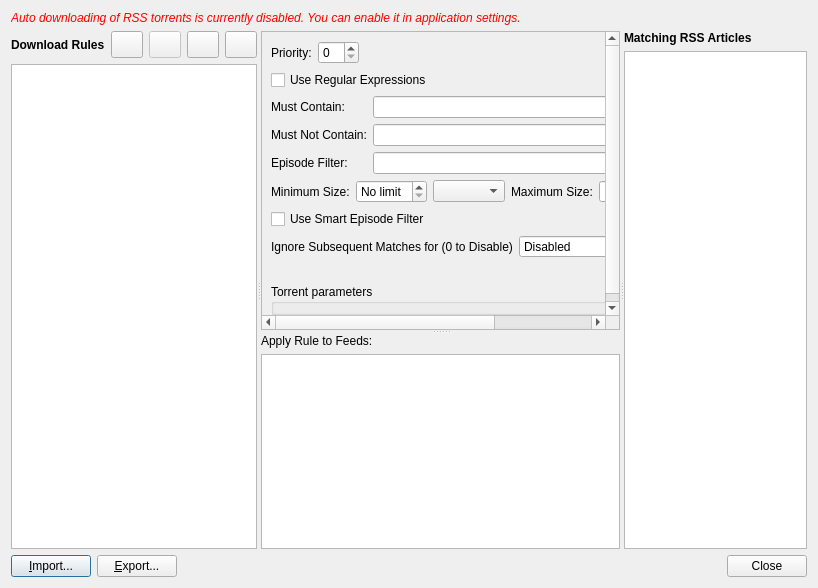
Old version of the form src/gui/rss/automatedrssdownloader.ui in the repository cmeans/qBittorrent.
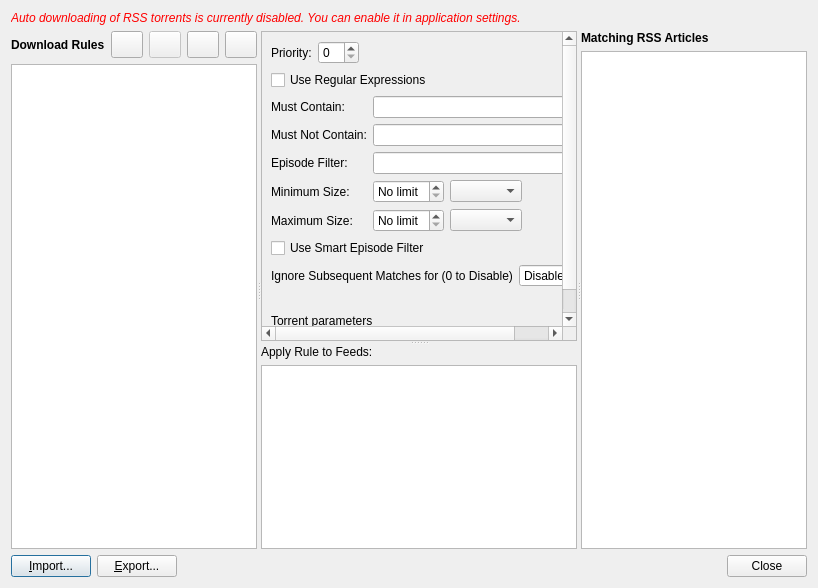
New version of the form.

Commit message:
Show RSS rule size limits in the rule definition grid
Each limit now has its own row under Episode Filter, as in the WebUI.

```diff
--- a/src/gui/rss/automatedrssdownloader.ui
+++ b/src/gui/rss/automatedrssdownloader.ui
@@ -255,17 +255,15 @@
              </property>
             </widget>
            </item>
-          </layout>
-         </item>
-         <item>
-          <layout class="QHBoxLayout" name="sizeLimitsLayout">
-           <item>
+           <item row="3" column="0">
             <widget class="QLabel" name="lblMinSize">
              <property name="text">
               <string>Minimum Size:</string>
              </property>
             </widget>
            </item>
+           <item row="3" column="1">
+            <layout class="QHBoxLayout" name="minSizeLayout">
            <item>
             <widget class="QDoubleSpinBox" name="spinMinSize">
              <property name="toolTip">
@@ -283,12 +281,29 @@
             <widget class="QComboBox" name="comboMinSizeUnit"/>
            </item>
            <item>
+              <spacer name="minSizeSpacer">
+               <property name="orientation">
+                <enum>Qt::Orientation::Horizontal</enum>
+               </property>
+               <property name="sizeHint" stdset="0">
+                <size>
+                 <width>40</width>
+                 <height>20</height>
+                </size>
+               </property>
+              </spacer>
+             </item>
+            </layout>
+           </item>
+           <item row="4" column="0">
             <widget class="QLabel" name="lblMaxSize">
              <property name="text">
               <string>Maximum Size:</string>
              </property>
             </widget>
            </item>
+           <item row="4" column="1">
+            <layout class="QHBoxLayout" name="maxSizeLayout">
            <item>
             <widget class="QDoubleSpinBox" name="spinMaxSize">
              <property name="toolTip">
@@ -306,7 +321,7 @@
             <widget class="QComboBox" name="comboMaxSizeUnit"/>
            </item>
            <item>
-            <spacer name="sizeLimitsSpacer">
+              <spacer name="maxSizeSpacer">
              <property name="orientation">
               <enum>Qt::Orientation::Horizontal</enum>
              </property>
@@ -317,6 +332,8 @@
               </size>
              </property>
             </spacer>
+             </item>
+            </layout>
            </item>
           </layout>
          </item>
```
Lines whose indentation alone changed are shown as unchanged.
